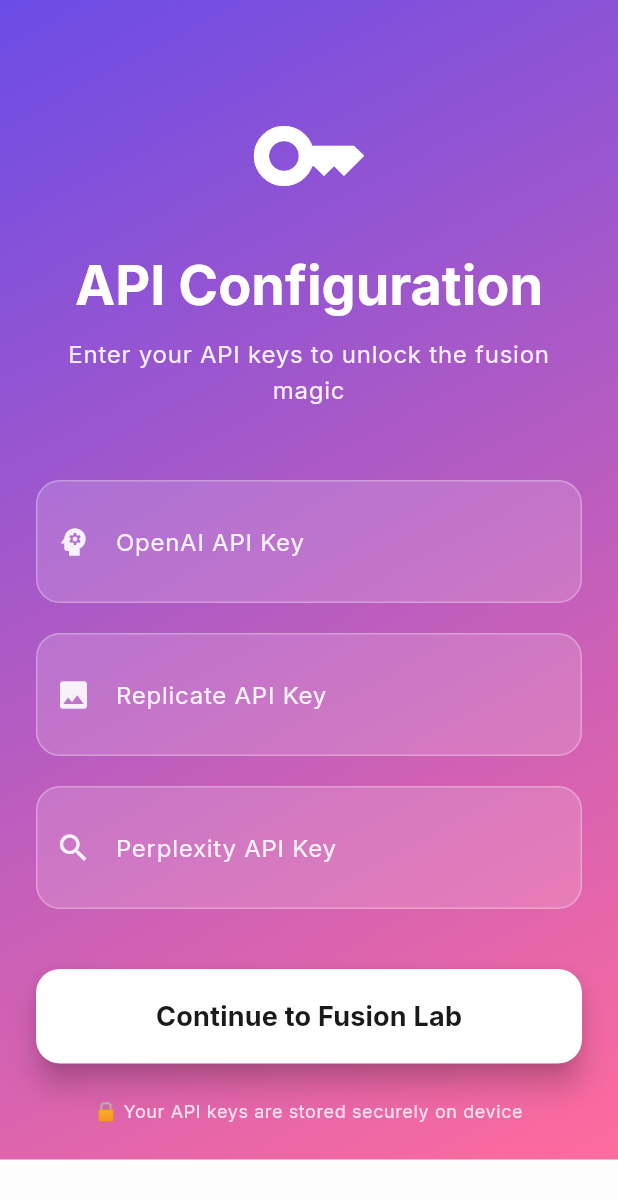
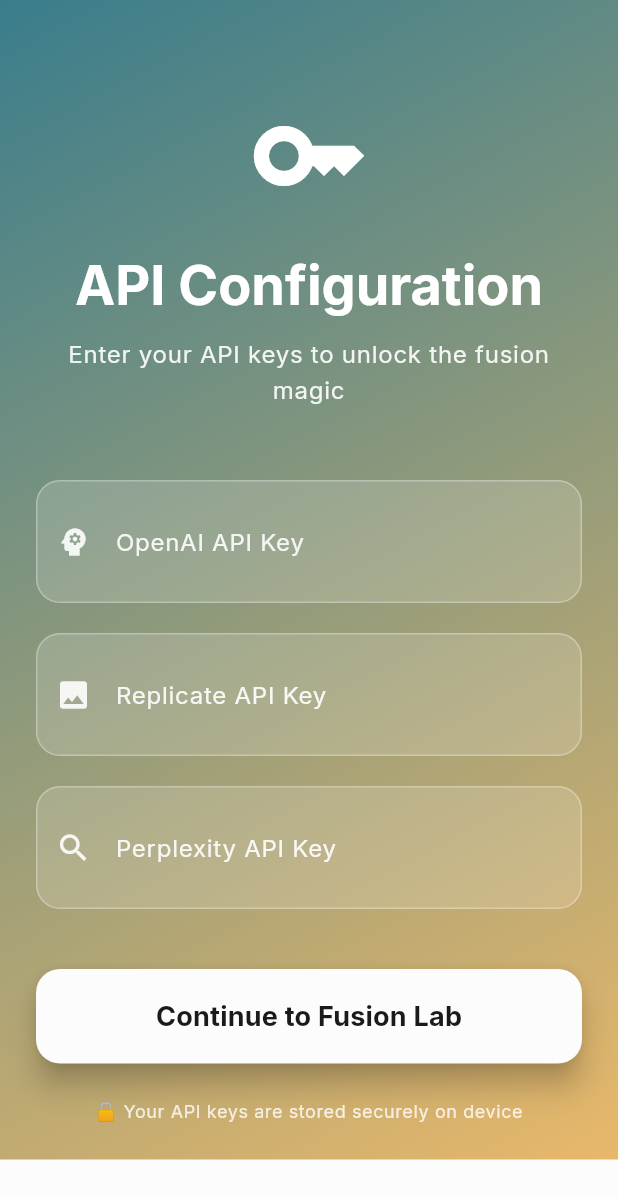
Before and after one commit to sgardoll/alchermix, a Flutter app: the screen it shows after launch, on a phone screen of 412 x 824 dp. Shown: the top 1199 px of the screen. Run offline on Flutter 3.47's test engine with Material 3 defaults, Android fonts, the phone set to English and light mode, and no system bars; drawn by our look-alikes of flutter_animate; our stand-ins replace google_fonts, shared_preferences.

Commit message:
feat(theme): add FusionGradientTheme extension and update UI to use gradient colors

```diff
--- a/lib/screens/api_setup_screen.dart
+++ b/lib/screens/api_setup_screen.dart
@@ -5,6 +5,7 @@
 import 'package:the_alphermix/screens/concept_lab_screen.dart';
 import 'package:the_alphermix/utils/constants.dart';
 import 'package:the_alphermix/utils/haptic_feedback.dart';
+import 'package:the_alphermix/theme.dart';
 
 class ApiSetupScreen extends StatefulWidget {
   const ApiSetupScreen({super.key});
@@ -74,6 +75,8 @@
 
   @override
   Widget build(BuildContext context) {
+    final gradientTheme = Theme.of(context).extension<FusionGradientTheme>();
+    final onGradient = gradientTheme?.onGradient ?? Theme.of(context).colorScheme.onPrimary;
     return Scaffold(
       body: Container(
         decoration: BoxDecoration(
@@ -88,18 +91,18 @@
                 crossAxisAlignment: CrossAxisAlignment.stretch,
                 children: [
                   const SizedBox(height: 40),
-                  Icon(Icons.key, size: 80, color: Colors.white).animate()
+                  Icon(Icons.key, size: 80, color: onGradient).animate()
                     .scale(duration: 600.ms, curve: Curves.elasticOut),
                   const SizedBox(height: 24),
                   Text(
                     'API Configuration',
-                    style: Theme.of(context).textTheme.displaySmall?.copyWith(color: Colors.white, fontWeight: FontWeight.bold),
+                    style: Theme.of(context).textTheme.displaySmall?.copyWith(color: onGradient, fontWeight: FontWeight.bold),
                     textAlign: TextAlign.center,
                   ).animate().fadeIn(delay: 200.ms).slideY(begin: 0.2, end: 0),
                   const SizedBox(height: 12),
                   Text(
                     'Enter your API keys to unlock the fusion magic',
-                    style: Theme.of(context).textTheme.bodyLarge?.copyWith(color: Colors.white.withValues(alpha: 0.9)),
+                    style: Theme.of(context).textTheme.bodyLarge?.copyWith(color: onGradient.withValues(alpha: 0.9)),
                     textAlign: TextAlign.center,
                   ).animate().fadeIn(delay: 300.ms),
                   const SizedBox(height: 48),
@@ -134,8 +137,8 @@
                   ElevatedButton(
                     onPressed: _isLoading ? null : _saveAndContinue,
                     style: ElevatedButton.styleFrom(
-                      backgroundColor: Colors.white,
-                      foregroundColor: Theme.of(context).colorScheme.primary,
+                      backgroundColor: Theme.of(context).colorScheme.surface,
+                      foregroundColor: Theme.of(context).colorScheme.onSurface,
                       padding: const EdgeInsets.symmetric(vertical: 18),
                       shape: RoundedRectangleBorder(borderRadius: BorderRadius.circular(16)),
                       elevation: 8,
@@ -149,7 +152,7 @@
 
                   Text(
                     '🔒 Your API keys are stored securely on device',
-                    style: Theme.of(context).textTheme.bodySmall?.copyWith(color: Colors.white.withValues(alpha: 0.8)),
+                    style: Theme.of(context).textTheme.bodySmall?.copyWith(color: onGradient.withValues(alpha: 0.8)),
                     textAlign: TextAlign.center,
                   ).animate().fadeIn(delay: 800.ms),
                 ],
@@ -177,22 +180,24 @@
 
   @override
   Widget build(BuildContext context) {
+    final gradientTheme = Theme.of(context).extension<FusionGradientTheme>();
+    final onGradient = gradientTheme?.onGradient ?? Theme.of(context).colorScheme.onPrimary;
     return Container(
       decoration: BoxDecoration(
-        color: Colors.white.withValues(alpha: 0.15),
+        color: onGradient.withValues(alpha: 0.15),
         borderRadius: BorderRadius.circular(16),
-        border: Border.all(color: Colors.white.withValues(alpha: 0.3)),
+        border: Border.all(color: onGradient.withValues(alpha: 0.3)),
       ),
       child: TextFormField(
         controller: controller,
-        style: const TextStyle(color: Colors.white),
+        style: TextStyle(color: onGradient),
         obscureText: true,
         decoration: InputDecoration(
           labelText: label,
           hintText: hint,
-          labelStyle: TextStyle(color: Colors.white.withValues(alpha: 0.9)),
-          hintStyle: TextStyle(color: Colors.white.withValues(alpha: 0.5)),
-          prefixIcon: Icon(icon, color: Colors.white.withValues(alpha: 0.9)),
+          labelStyle: TextStyle(color: onGradient.withValues(alpha: 0.9)),
+          hintStyle: TextStyle(color: onGradient.withValues(alpha: 0.5)),
+          prefixIcon: Icon(icon, color: onGradient.withValues(alpha: 0.9)),
           border: InputBorder.none,
           contentPadding: const EdgeInsets.all(20),
         ),
--- a/lib/theme.dart
+++ b/lib/theme.dart
@@ -1,62 +1,109 @@
 import 'package:flutter/material.dart';
 import 'package:google_fonts/google_fonts.dart';
 
+// A theme extension to carry brand gradients and ideal foreground on gradients
+class FusionGradientTheme extends ThemeExtension<FusionGradientTheme> {
+  final Color gradientStart;
+  final Color gradientEnd;
+  final Color onGradient;
+
+  const FusionGradientTheme({
+    required this.gradientStart,
+    required this.gradientEnd,
+    required this.onGradient,
+  });
+
+  static FusionGradientTheme light() => const FusionGradientTheme(
+        gradientStart: LightModeColors.lightFusionGradientStart,
+        gradientEnd: LightModeColors.lightFusionGradientEnd,
+        onGradient: Colors.white, // high contrast on gradient in light mode
+      );
+
+  static FusionGradientTheme dark() => const FusionGradientTheme(
+        gradientStart: DarkModeColors.darkFusionGradientStart,
+        gradientEnd: DarkModeColors.darkFusionGradientEnd,
+        onGradient: Colors.white, // keep white for strong contrast on dark gradients
+      );
+
+  @override
+  FusionGradientTheme copyWith({
+    Color? gradientStart,
+    Color? gradientEnd,
+    Color? onGradient,
+  }) => FusionGradientTheme(
+        gradientStart: gradientStart ?? this.gradientStart,
+        gradientEnd: gradientEnd ?? this.gradientEnd,
+        onGradient: onGradient ?? this.onGradient,
+      );
+
+  @override
+  ThemeExtension<FusionGradientTheme> lerp(
+      covariant ThemeExtension<FusionGradientTheme>? other, double t) {
+    if (other is! FusionGradientTheme) return this;
+    return FusionGradientTheme(
+      gradientStart: Color.lerp(gradientStart, other.gradientStart, t) ?? gradientStart,
+      gradientEnd: Color.lerp(gradientEnd, other.gradientEnd, t) ?? gradientEnd,
+      onGradient: Color.lerp(onGradient, other.onGradient, t) ?? onGradient,
+    );
+  }
+}
+
 class LightModeColors {
-  // Original vibrant palette: purple → pink with cyan accent
-  static const lightPrimary = Color(0xFF6B4CE6); // purple
+  // Neutral, balanced palette focusing on teal + slate with a warm accent
+  static const lightPrimary = Color(0xFF3A7D8C); // muted teal-blue
   static const lightOnPrimary = Color(0xFFFFFFFF);
-  static const lightPrimaryContainer = Color(0xFFE7E1FF); // soft purple tint
-  static const lightOnPrimaryContainer = Color(0xFF20124D);
+  static const lightPrimaryContainer = Color(0xFFD2ECEA); // soft mint container
+  static const lightOnPrimaryContainer = Color(0xFF0F2A2A);
 
-  static const lightSecondary = Color(0xFFFF6B9D); // pink
-  static const lightOnSecondary = Color(0xFF3A0320);
+  static const lightSecondary = Color(0xFF6B7C93); // slate blue-gray
+  static const lightOnSecondary = Color(0xFFFFFFFF);
 
-  static const lightTertiary = Color(0xFF00D9FF); // cyan accent
-  static const lightOnTertiary = Color(0xFF002B33);
+  static const lightTertiary = Color(0xFFE8B86A); // warm sand accent
+  static const lightOnTertiary = Color(0xFF3A2E00);
 
   static const lightError = Color(0xFFB3261E);
   static const lightOnError = Color(0xFFFFFFFF);
   static const lightErrorContainer = Color(0xFFF9DEDC);
   static const lightOnErrorContainer = Color(0xFF410E0B);
 
-  static const lightInversePrimary = Color(0xFFB7A7FF);
+  static const lightInversePrimary = Color(0xFF8BCAD2);
   static const lightShadow = Color(0xFF000000);
   static const lightSurface = Color(0xFFFCFCFC);
   static const lightOnSurface = Color(0xFF1A1A1A);
   static const lightAppBarBackground = Color(0xFFFCFCFC);
 
   // Accent gradients for emphasis
-  static const lightFusionGradientStart = Color(0xFF6B4CE6);
-  static const lightFusionGradientEnd = Color(0xFFFF6B9D);
-  static const lightAccentGlow = Color(0xFF00D9FF);
+  static const lightFusionGradientStart = Color(0xFF3A7D8C);
+  static const lightFusionGradientEnd = Color(0xFFE8B86A);
+  static const lightAccentGlow = Color(0xFF2BD9C8);
 }
 
 class DarkModeColors {
-  static const darkPrimary = Color(0xFFB7A7FF); // lighter purple for dark bg
-  static const darkOnPrimary = Color(0xFF1B1440);
-  static const darkPrimaryContainer = Color(0xFF3F2E96);
-  static const darkOnPrimaryContainer = Color(0xFFE7E1FF);
+  static const darkPrimary = Color(0xFF8BCAD2); // lighter teal for dark bg
+  static const darkOnPrimary = Color(0xFF0D2322);
+  static const darkPrimaryContainer = Color(0xFF235A5F);
+  static const darkOnPrimaryContainer = Color(0xFFD2ECEA);
 
-  static const darkSecondary = Color(0xFFFF9BC0); // pink tint
-  static const darkOnSecondary = Color(0xFF3A0320);
+  static const darkSecondary = Color(0xFFB7C1CD); // slate tint
+  static const darkOnSecondary = Color(0xFF1B232A);
 
-  static const darkTertiary = Color(0xFF66E6FF); // cyan accent
-  static const darkOnTertiary = Color(0xFF002B33);
+  static const darkTertiary = Color(0xFFF1D09E); // warm sand accent
+  static const darkOnTertiary = Color(0xFF3A2E00);
 
   static const darkError = Color(0xFFFFB4AB);
   static const darkOnError = Color(0xFF690005);
   static const darkErrorContainer = Color(0xFF93000A);
   static const darkOnErrorContainer = Color(0xFFFFDAD6);
 
-  static const darkInversePrimary = Color(0xFF6B4CE6);
+  static const darkInversePrimary = Color(0xFF3A7D8C);
   static const darkShadow = Color(0xFF000000);
   static const darkSurface = Color(0xFF0F1113);
   static const darkOnSurface = Color(0xFFE8E8E8);
   static const darkAppBarBackground = Color(0xFF0F1113);
 
-  static const darkFusionGradientStart = Color(0xFF6B4CE6);
-  static const darkFusionGradientEnd = Color(0xFFFF6B9D);
-  static const darkAccentGlow = Color(0xFF00D9FF);
+  static const darkFusionGradientStart = Color(0xFF3A7D8C);
+  static const darkFusionGradientEnd = Color(0xFFE8B86A);
+  static const darkAccentGlow = Color(0xFF2BD9C8);
 }
 
 class FontSizes {
@@ -98,6 +145,9 @@
     onSurface: LightModeColors.lightOnSurface,
   ),
   brightness: Brightness.light,
+  extensions: <ThemeExtension<dynamic>>[
+    FusionGradientTheme.light(),
+  ],
   appBarTheme: AppBarTheme(
     backgroundColor: LightModeColors.lightAppBarBackground,
     foregroundColor: LightModeColors.lightOnPrimaryContainer,
@@ -227,6 +277,9 @@
     onSurface: DarkModeColors.darkOnSurface,
   ),
   brightness: Brightness.dark,
+  extensions: <ThemeExtension<dynamic>>[
+    FusionGradientTheme.dark(),
+  ],
   appBarTheme: AppBarTheme(
     backgroundColor: DarkModeColors.darkAppBarBackground,
     foregroundColor: DarkModeColors.darkOnPrimaryContainer,
--- a/lib/utils/constants.dart
+++ b/lib/utils/constants.dart
@@ -1,4 +1,5 @@
 import 'package:flutter/material.dart';
+import 'package:the_alphermix/theme.dart';
 
 class AppConstants {
   static const String appName = 'The Alphermix';
@@ -25,13 +26,13 @@
   ];
 
   static LinearGradient getFusionGradient(BuildContext context) {
-    final isDark = Theme.of(context).brightness == Brightness.dark;
+    final gradientTheme = Theme.of(context).extension<FusionGradientTheme>();
+    final start = gradientTheme?.gradientStart ?? Theme.of(context).colorScheme.primary;
+    final end = gradientTheme?.gradientEnd ?? Theme.of(context).colorScheme.tertiary;
     return LinearGradient(
       begin: Alignment.topLeft,
       end: Alignment.bottomRight,
-      colors: isDark
-        ? [const Color(0xFF6B4CE6), const Color(0xFFFF6B9D)]
-        : [const Color(0xFF6B4CE6), const Color(0xFFFF6B9D)],
+      colors: [start, end],
     );
   }
 
```
Also changed, not shown: lib/screens/splash_screen.dart (+6 -3 lines), 1 other file.
